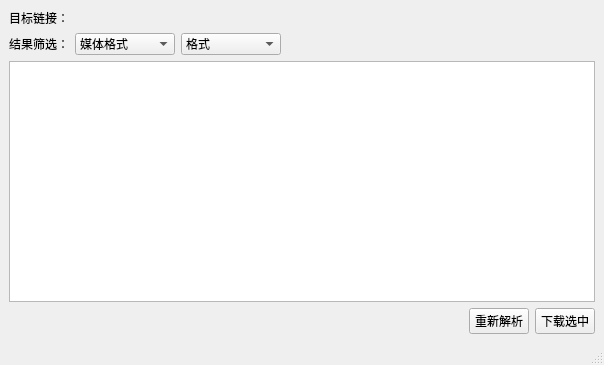
This is ui/parsedwindow.ui in wuyue92tree/nice-you-get as Qt 5 draws it before an edit. The edited form follows.
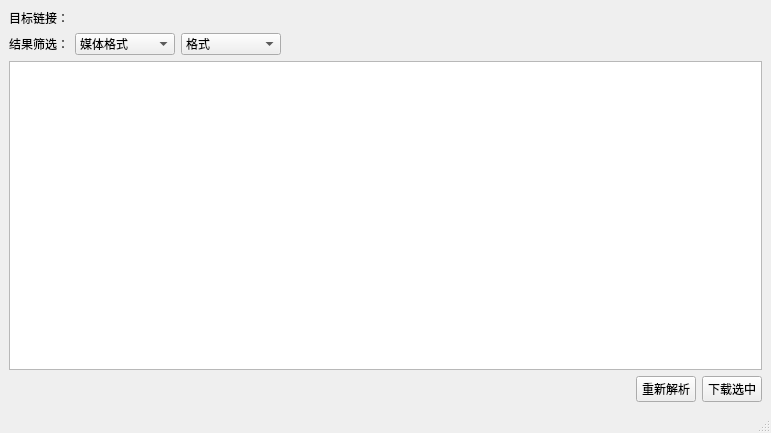
This is the edited form.

What changed in the file:
```diff
--- a/ui/parsedwindow.ui
+++ b/ui/parsedwindow.ui
@@ -6,8 +6,8 @@
    <rect>
     <x>0</x>
     <y>0</y>
-    <width>604</width>
-    <height>365</height>
+    <width>771</width>
+    <height>433</height>
    </rect>
   </property>
   <property name="windowTitle">
```
Left out of the diff: 18 changed lines with no effect on the pictures.
